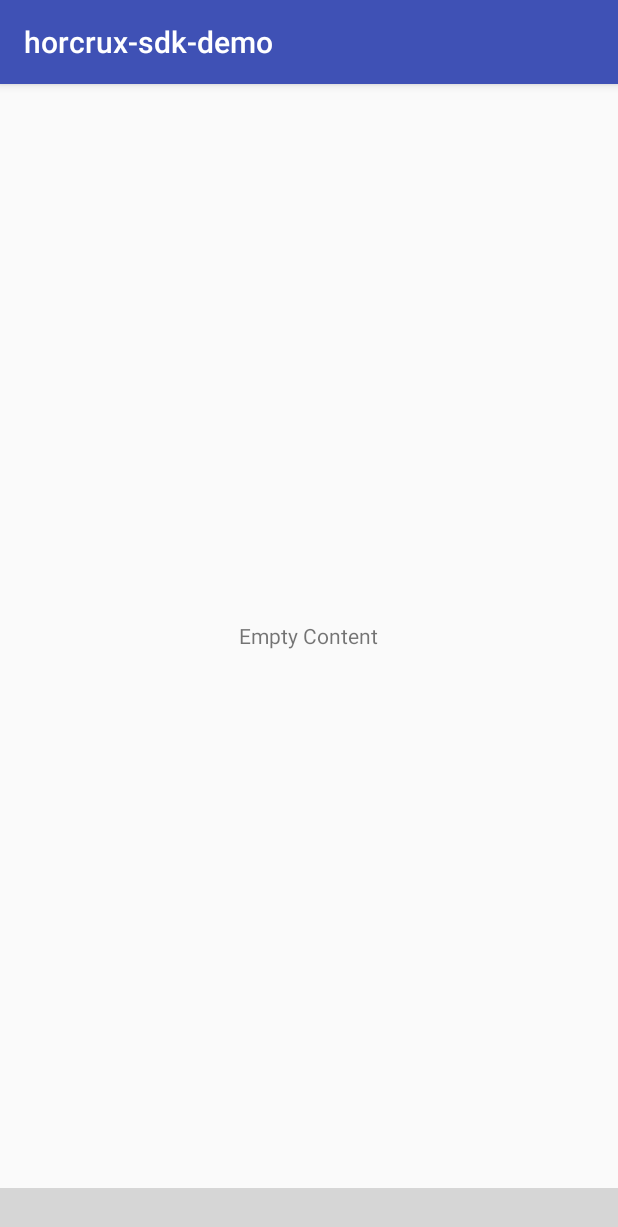
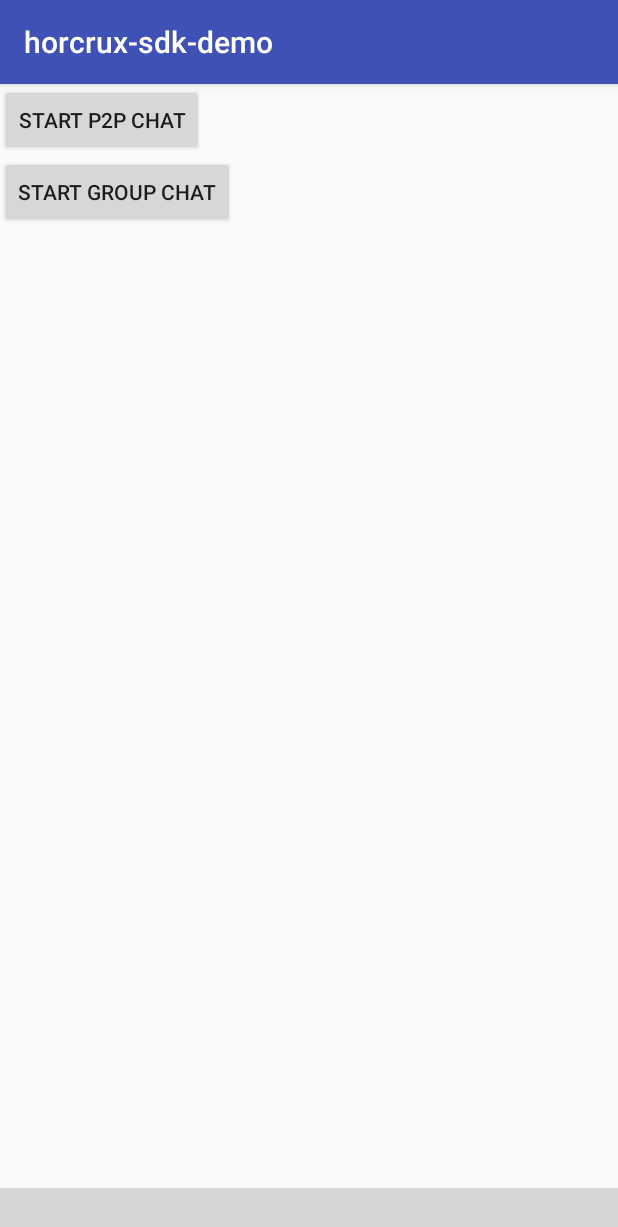
Before and after one commit to bearyinnovative/Horcrux-SDk-Demo, an Android app: the screen it shows after launch (MainActivity), on a phone screen of 412 x 824 dp. Shown: the top 1227 px of the screen. Run offline under Robolectric (Android 15) with nearby library versions, the phone set to English and light mode, and no system bars; libraries missing offline, so code that uses them is left out: com.bearyinnovative.common, com.bearyinnovative.horcrux; plain views replace BottomNavigationViewEx; 12 statements that could not run were skipped; grey boxes are pictures that could not be loaded.

Commit message:
add jump to message activity button

```diff
--- a/app/build.gradle
+++ b/app/build.gradle
@@ -31,5 +31,5 @@ dependencies {
     androidTestImplementation 'com.android.support.test:runner:1.0.1'
     androidTestImplementation 'com.android.support.test.espresso:espresso-core:3.0.1'
     annotationProcessor "com.android.databinding:compiler:$gradle_version"
-    implementation 'com.bearyinnovative:bearychat-sdk:0.0.3'
+    implementation 'com.bearyinnovative:bearychat-sdk:0.0.6'
 }
--- a/app/src/main/java/com/bearyinnovative/anndroid_sdk/EmptyFragment.java
+++ b/app/src/main/java/com/bearyinnovative/anndroid_sdk/EmptyFragment.java
@@ -8,11 +8,13 @@ import android.view.LayoutInflater;
 import android.view.View;
 import android.view.ViewGroup;
 
+import com.bearyinnovative.horcrux.ui.util.ActivityUtil;
+
 /**
  * Created by nickming on 05/03/2018.
  */
 
-public class EmptyFragment extends Fragment{
+public class EmptyFragment extends Fragment {
 
     public static EmptyFragment newInstance() {
 
@@ -26,6 +28,21 @@ public class EmptyFragment extends Fragment{
     @Nullable
     @Override
     public View onCreateView(@NonNull LayoutInflater inflater, @Nullable ViewGroup container, @Nullable Bundle savedInstanceState) {
-        return inflater.inflate(R.layout.fragment_empty,container,false);
+        View view = inflater.inflate(R.layout.fragment_empty, container, false);
+
+        view.findViewById(R.id.bt_start_p2p_chat).setOnClickListener(new View.OnClickListener() {
+            @Override
+            public void onClick(View v) {
+                ActivityUtil.INSTANCE.startMessagesActivity(getActivity(), "=bwNFB", null);
+            }
+        });
+
+        view.findViewById(R.id.bt_start_group_chat).setOnClickListener(new View.OnClickListener() {
+            @Override
+            public void onClick(View v) {
+                ActivityUtil.INSTANCE.startMessagesActivity(getActivity(), "=ccZKs3pUt", null);
+            }
+        });
+        return view;
     }
 }
--- a/app/src/main/res/layout/fragment_empty.xml
+++ b/app/src/main/res/layout/fragment_empty.xml
@@ -1,13 +1,20 @@
 <?xml version="1.0" encoding="utf-8"?>
-<FrameLayout xmlns:android="http://schemas.android.com/apk/res/android"
+<LinearLayout xmlns:android="http://schemas.android.com/apk/res/android"
     android:layout_width="match_parent"
-    android:layout_height="match_parent">
+    android:layout_height="match_parent"
+    android:orientation="vertical">
+
+    <Button
+        android:id="@+id/bt_start_p2p_chat"
+        android:layout_width="wrap_content"
+        android:layout_height="wrap_content"
+        android:text="start p2p chat" />
 
 
-    <TextView
+    <Button
+        android:id="@+id/bt_start_group_chat"
         android:layout_width="wrap_content"
         android:layout_height="wrap_content"
-        android:layout_gravity="center"
-        android:text="Empty Content" />
+        android:text="start group chat" />
 
-</FrameLayout>
+</LinearLayout>
```
Also changed, not shown: 1 other file.
